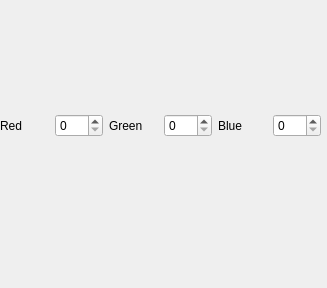
Above: I3C_ImageCreator/paintingwindow.ui from pgTech123/I3C_FileCreator before the change. Below: the same form after it.
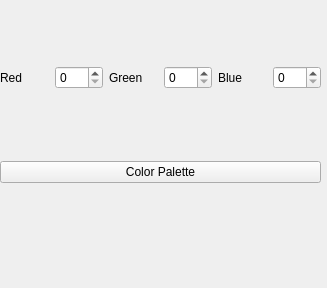
That is the form after the change.

The edit to the form file:
```diff
--- a/I3C_ImageCreator/paintingwindow.ui
+++ b/I3C_ImageCreator/paintingwindow.ui
@@ -73,6 +73,13 @@
        </item>
       </layout>
      </item>
+     <item>
+      <widget class="QPushButton" name="pushButton_ColorPalette">
+       <property name="text">
+        <string>Color Palette</string>
+       </property>
+      </widget>
+     </item>
     </layout>
    </widget>
   </widget>
```
